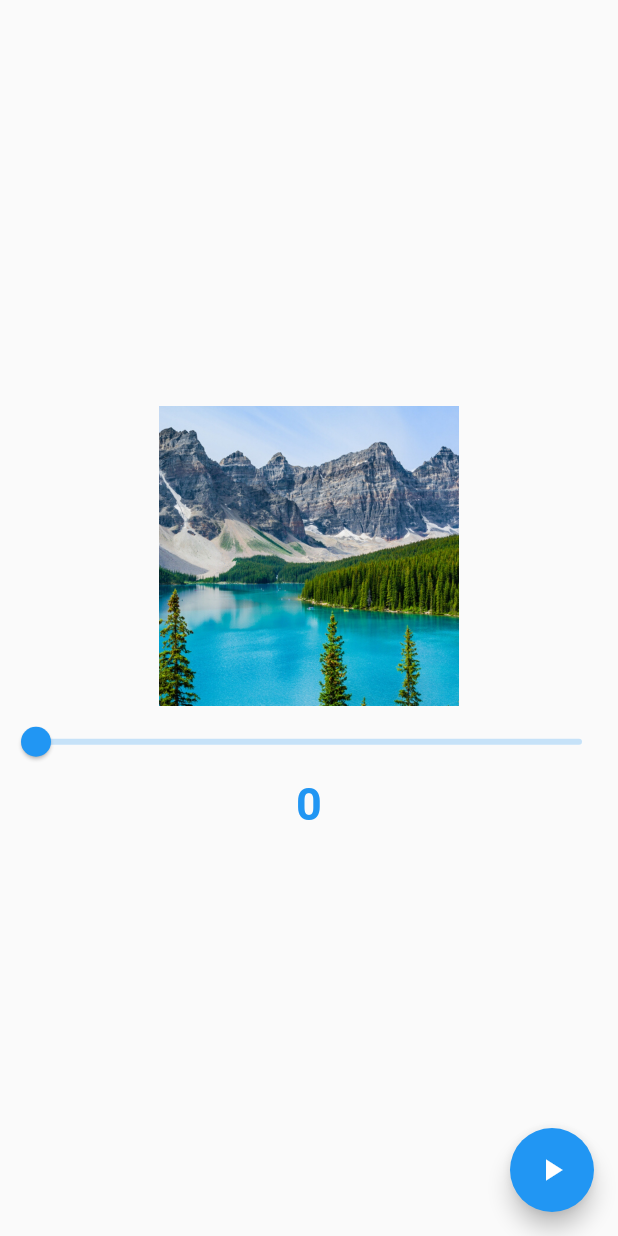
After one commit to axiydev/animations, a Flutter app: the ThreeDFlipPage screen opened by its route, on a phone screen of 412 x 824 dp. The commit adds this screen. Run offline on Flutter 3.47's test engine with Material 2 defaults, Android fonts, the phone set to English and light mode, and no system bars; our stand-ins replace lottie.

Commit message:
animations

```diff
--- a/lib/pages/basic_animations_page.dart
+++ b/lib/pages/basic_animations_page.dart
@@ -189,6 +189,7 @@ class _BasicAnimationsPageState extends State<BasicAnimationsPage> {
               ),
             ),
 
+            ///animated physics model
             AnimatedPhysicalModel(
                 shape: BoxShape.circle,
                 elevation: _elevation!,
--- /dev/null
+++ b/lib/pages/three_flip/three_flip_page.dart
@@ -0,0 +1,130 @@
+import 'dart:async';
+import 'dart:math';
+
+import 'package:animations/consts/app_assets.dart';
+import 'package:flutter/material.dart';
+
+//Bounce
+class ThreeDFlipPage extends StatefulWidget {
+  static const String path = '/three_d_page';
+  const ThreeDFlipPage({super.key});
+
+  @override
+  State<ThreeDFlipPage> createState() => _ThreeDFlipPageState();
+}
+
+class _ThreeDFlipPageState extends State<ThreeDFlipPage>
+    with SingleTickerProviderStateMixin {
+  late AnimationController _animationController;
+  late Animation<double?> _animation;
+  late Tween<double?> _tween;
+  late Stream<int> myStram;
+  double _x = 0;
+  final timer = Stopwatch();
+  DateTime _startTime = DateTime.now();
+  DateTime _currentTime = DateTime.now();
+  late Size? size;
+  int millisecond = 0;
+  @override
+  void initState() {
+    _animationController =
+        AnimationController(vsync: this, duration: const Duration(seconds: 1));
+    _tween = Tween<double>(begin: 0, end: pi);
+    _animation = _tween.animate(
+        CurvedAnimation(parent: _animationController, curve: Curves.easeIn));
+    _animation.addStatusListener((status) {
+      if (status == AnimationStatus.forward) {
+        setState(() {
+          _startTime = DateTime.now();
+          _currentTime = DateTime.now();
+        });
+      }
+    });
+    _animationController.addListener(() {
+      if (_animation.value == pi) {
+        setState(() {});
+      } else if (_animation.value == 0) {
+        setState(() {
+          _startTime = DateTime.now();
+          _currentTime = DateTime.now();
+        });
+      }
+      _currentTime = DateTime.now();
+
+      millisecond = _currentTime.difference(_startTime).inMilliseconds;
+      setState(() {});
+    });
+    super.initState();
+  }
+
+  @override
+  void didChangeDependencies() {
+    size = MediaQuery.of(context).size;
+    super.didChangeDependencies();
+  }
+
+  @override
+  void dispose() {
+    _animation.removeListener(() {});
+    _animationController.dispose();
+    super.dispose();
+  }
+
+  @override
+  Widget build(BuildContext context) {
+    return Scaffold(
+      body: SafeArea(
+        child: Column(
+          mainAxisAlignment: MainAxisAlignment.center,
+          children: [
+            Center(
+              child: AnimatedBuilder(
+                  animation: _animation,
+                  builder: (context, child) {
+                    return Transform(
+                      transform: Matrix4.rotationY(_animation.value!),
+                      alignment: Alignment.center,
+                      child: Image.asset(
+                        MyImages.wild,
+                        width: 200,
+                        height: 200,
+                        fit: BoxFit.cover,
+                      ),
+                    );
+                  }),
+            ),
+            AnimatedBuilder(
+                animation: _animation,
+                builder: (context, child) {
+                  return Slider(
+                    value: _animation.value!,
+                    min: 0,
+                    max: pi,
+                    onChanged: (value) {
+                      setState(() {
+                        _x = value;
+                      });
+                    },
+                  );
+                }),
+            Text(
+              millisecond.toString(),
+              style: const TextStyle(
+                  fontSize: 30,
+                  fontWeight: FontWeight.bold,
+                  color: Colors.blue),
+            ),
+          ],
+        ),
+      ),
+      floatingActionButton: FloatingActionButton(
+        child: const Icon(Icons.play_arrow),
+        onPressed: () {
+          _animationController.status == AnimationStatus.completed
+              ? _animationController.reverse()
+              : _animationController.forward();
+        },
+      ),
+    );
+  }
+}
--- a/pubspec.yaml
+++ b/pubspec.yaml
@@ -29,6 +29,7 @@ flutter:
   assets:
     - assets/lottie/lost_connection.json
     - assets/images/
+    - assets/database/data.json
 
   # fonts:
   #   - family: Schyler
```
Also changed, not shown: assets/database/data.json (added, +57 -0 lines), lib/main.dart (+11 -5 lines), lib/models/common_model.dart (added, +10 -0 lines), lib/models/data_model.dart (added, +7 -0 lines), lib/pages/animations_page/animations_page.dart (renamed from lib/animations_page/animations_page.dart, +10 -0 lines), lib/pages/bounce_animation/bounce_animation_page.dart (added, +79 -0 lines), lib/pages/hinge/hinge_page.dart (added, +91 -0 lines), lib/utils/get_data.dart (added, +18 -0 lines), lib/utils/log_stdout.dart (added, +7 -0 lines), lib/pages/advance_animations_page/advance_animations_page.dart (renamed from lib/advance_animations_page/advance_animations_page.dart), lib/pages/avarage_animations_page/avarage_animations_page.dart (renamed from lib/avarage_animations_page/avarage_animations_page.dart).
